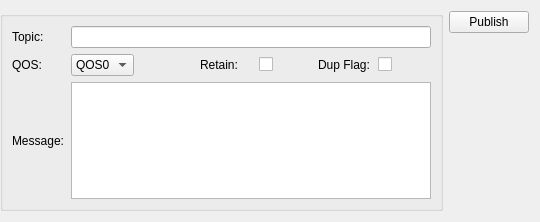
Before: the Qt Designer form pubform.ui in emqx/qmqtt-client, drawn with Qt 5.
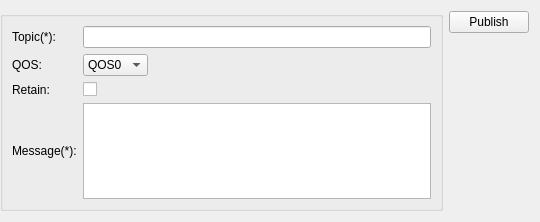
After: the same form once the commit is applied.

Patch:
```diff
--- a/pubform.ui
+++ b/pubform.ui
@@ -23,19 +23,6 @@
       <string/>
      </property>
      <layout class="QGridLayout" name="gridLayout">
-      <item row="6" column="2" colspan="6">
-       <widget class="QTextEdit" name="payloadEdit"/>
-      </item>
-      <item row="1" column="7">
-       <widget class="QCheckBox" name="dupCheckBox"/>
-      </item>
-      <item row="1" column="6">
-       <widget class="QLabel" name="dupLabel">
-        <property name="text">
-         <string>Dup Flag:</string>
-        </property>
-       </widget>
-      </item>
       <item row="1" column="2">
        <widget class="QComboBox" name="qOSComboBox">
         <item>
@@ -55,11 +42,19 @@
         </item>
        </widget>
       </item>
-      <item row="0" column="2" colspan="6">
-       <widget class="QLineEdit" name="topicLineEdit"/>
+      <item row="0" column="0">
+       <widget class="QLabel" name="topicLabel">
+        <property name="text">
+         <string>Topic(*):</string>
+        </property>
+       </widget>
       </item>
-      <item row="1" column="5">
-       <widget class="QCheckBox" name="retainCheckBox"/>
+      <item row="6" column="0">
+       <widget class="QLabel" name="messageLabel">
+        <property name="text">
+         <string>Message(*):</string>
+        </property>
+       </widget>
       </item>
       <item row="1" column="0">
        <widget class="QLabel" name="qOSLabel">
@@ -68,27 +63,22 @@
         </property>
        </widget>
       </item>
-      <item row="6" column="0">
-       <widget class="QLabel" name="messageLabel">
-        <property name="text">
-         <string>Message:</string>
-        </property>
-       </widget>
+      <item row="6" column="2" colspan="5">
+       <widget class="QTextEdit" name="payloadEdit"/>
       </item>
-      <item row="0" column="0">
-       <widget class="QLabel" name="topicLabel">
-        <property name="text">
-         <string>Topic:</string>
-        </property>
-       </widget>
+      <item row="0" column="2" colspan="5">
+       <widget class="QLineEdit" name="topicLineEdit"/>
       </item>
-      <item row="1" column="4">
+      <item row="2" column="0">
        <widget class="QLabel" name="retainLabel">
         <property name="text">
          <string>Retain:</string>
         </property>
        </widget>
       </item>
+      <item row="2" column="2">
+       <widget class="QCheckBox" name="retainCheckBox"/>
+      </item>
      </layout>
     </widget>
    </item>
```
Left out of the diff: 7 changed lines with no effect on the pictures.
